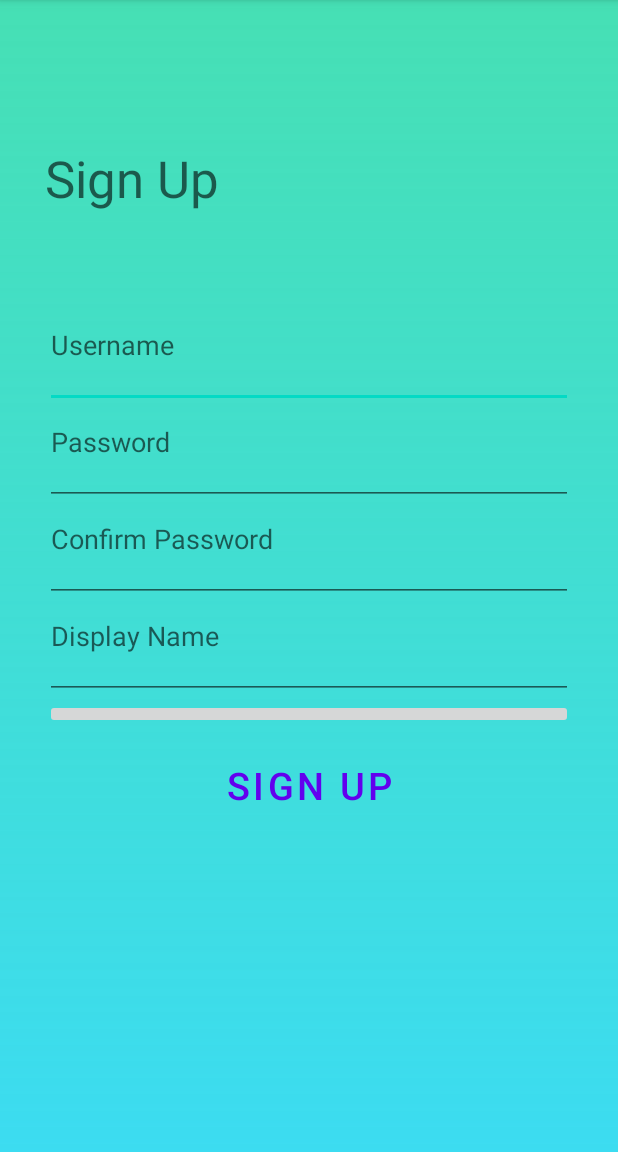
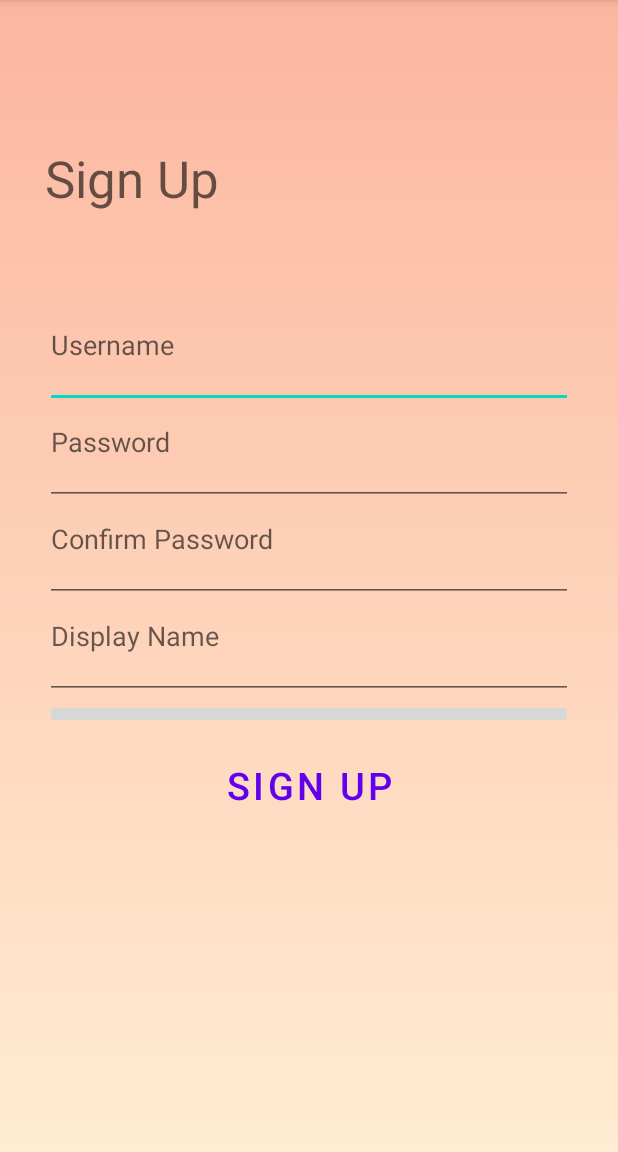
Before and after one commit to Davidkatom/MessagingApp, an Android app: the RegisterScreen screen opened directly, with no data from a screen before it, on a phone screen of 412 x 824 dp, the part 84-1236 px from its top. Run offline under Robolectric (Android 15) with nearby library versions, the phone set to English and light mode, and no system bars.

Commit message:
bg found

```diff
--- a/ex3/app/src/main/res/drawable/login_bg.xml
+++ b/ex3/app/src/main/res/drawable/login_bg.xml
@@ -3,6 +3,7 @@
     <gradient
         android:type="linear"
         android:angle="310"
-        android:startColor="#B900D498"
-        android:endColor="#3CDCF1" />
+        android:startColor="#fcb69f"
+        android:endColor="#ffecd2"
+        />
 </shape>
```
